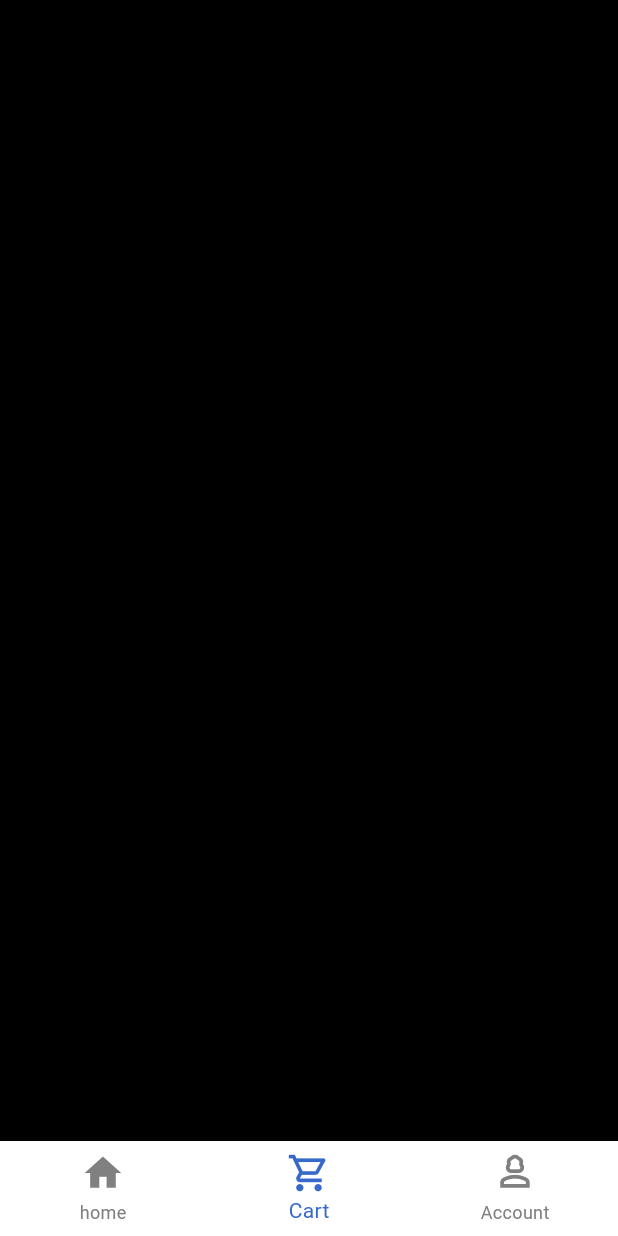
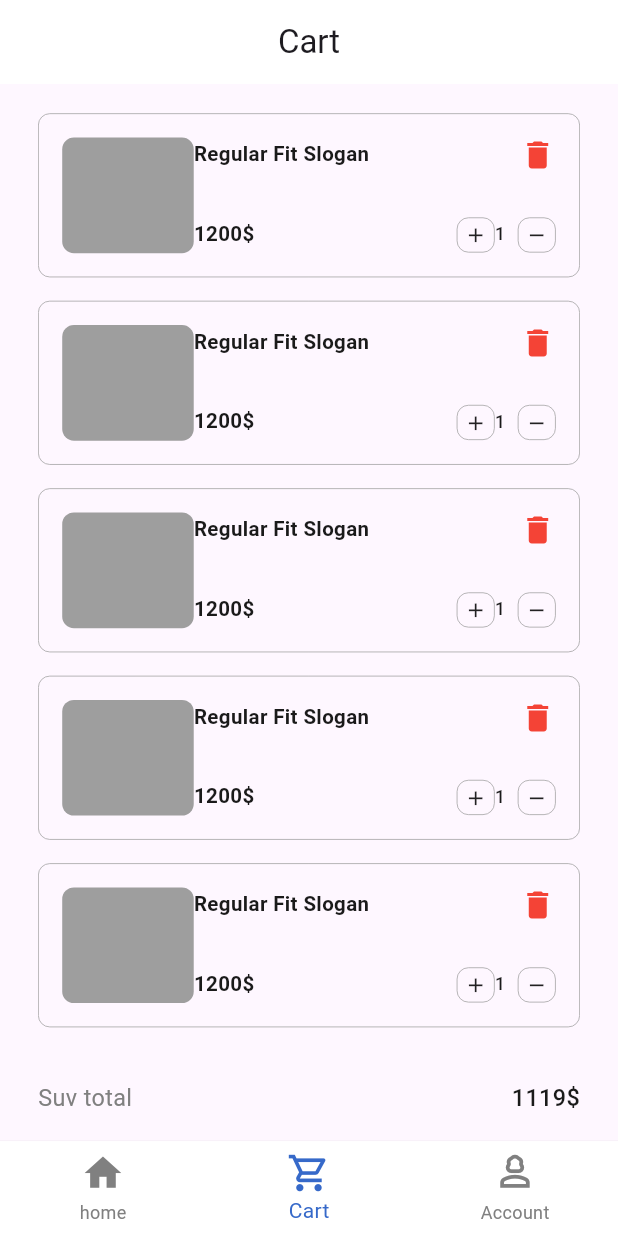
Before and after one commit to OmarKhaled00e/ecommerce_app, a Flutter app: the MainScreen screen opened by its route, item 2 of the bottom bar chosen, on a phone screen of 412 x 824 dp. Run offline on Flutter 3.47's test engine with Material 3 defaults, Android fonts, the phone set to English and light mode, and no system bars; our stand-ins replace flutter_screenutil, google_fonts.

```diff
--- a/lib/core/style/app_text_styles.dart
+++ b/lib/core/style/app_text_styles.dart
@@ -24,6 +24,21 @@ class TextStyles {
     fontWeight: FontWeight.w600,
     color: AppColors.black,
   );
+  static TextStyle textProduct16Regular = GoogleFonts.readexPro(
+    fontSize: 16.sp,
+    fontWeight: FontWeight.w400,
+    color: AppColors.black,
+  );
+  static TextStyle textProduct14SemiBuld = GoogleFonts.readexPro(
+    fontSize: 14.sp,
+    fontWeight: FontWeight.w600,
+    color: AppColors.black,
+  );
+  static TextStyle textProduct12Madiuam = GoogleFonts.readexPro(
+    fontSize: 12.sp,
+    fontWeight: FontWeight.w500,
+    color: AppColors.black,
+  );
   static TextStyle text16Grey = GoogleFonts.readexPro(
     fontSize: 16.sp,
     fontWeight: FontWeight.w400,
--- /dev/null
+++ b/lib/features/cart/cart_screen.dart
@@ -0,0 +1,57 @@
+
+import 'package:ecommerce_app/core/widgets/custom_button.dart';
+import 'package:ecommerce_app/features/cart/widgets/cart_item.dart';
+import 'package:ecommerce_app/features/cart/widgets/title_price_widgets.dart';
+import 'package:flutter/material.dart';
+import 'package:flutter_screenutil/flutter_screenutil.dart';
+
+class CartScreen extends StatelessWidget {
+  const CartScreen({super.key});
+  static const routeName = 'CartScreen';
+  @override
+  Widget build(BuildContext context) {
+    return Scaffold(
+      appBar: AppBar(
+        title: Text('Cart'),
+        centerTitle: true,
+        backgroundColor: Colors.white,
+        leading: Container(),
+      ),
+      body: Padding(
+        padding: EdgeInsets.symmetric(horizontal: 24.w),
+        child: SingleChildScrollView(
+          child: Column(
+            children: [
+              SizedBox(height: 20.h),
+              CartItem(),
+              CartItem(),
+              CartItem(),
+              CartItem(),
+              CartItem(),
+              SizedBox(height: 20.h),
+              TitlePriceWidgets(title: 'Suv total ', price: '1119\$'),
+              TitlePriceWidgets(title: 'VAT (16 %) ', price: '1119\$'),
+              TitlePriceWidgets(title: 'Shipping Fees ', price: '1119\$'),
+              SizedBox(height: 20.h),
+              Divider(),
+              SizedBox(height: 20.h),
+              TitlePrice(title: 'Total', price: '1190 \$'),
+              SizedBox(height: 20.h),
+              CustomButton(
+                iconRight: Icon(
+                  Icons.payment,
+                  color: Colors.white,
+                  size: 16.sp,
+                ),
+
+                text: 'Go to Cheekout',
+                onPressed: () {},
+              ),
+              SizedBox(height: 20.h,),
+            ],
+          ),
+        ),
+      ),
+    );
+  }
+}
--- /dev/null
+++ b/lib/features/cart/widgets/cart_item.dart
@@ -0,0 +1,100 @@
+import 'package:ecommerce_app/core/style/app_text_styles.dart';
+import 'package:flutter/material.dart';
+import 'package:flutter_screenutil/flutter_screenutil.dart';
+
+class CartItem extends StatelessWidget {
+  const CartItem({super.key});
+
+  @override
+  Widget build(BuildContext context) {
+    return Padding(
+      padding: EdgeInsets.only(bottom: 16.h),
+      child: Container(
+        padding: EdgeInsets.all(16.sp),
+        decoration: BoxDecoration(
+          border: Border.all(color: Colors.grey , width: 0.5 ),
+          borderRadius: BorderRadius.circular(8.r),
+        ),
+        child: Row(
+          crossAxisAlignment: CrossAxisAlignment.start,
+          children: [
+            Container(
+              width: 83.w,
+              height: 79.h,
+              decoration: BoxDecoration(
+                borderRadius: BorderRadius.circular(8.r),
+                color: Colors.grey,
+              ),
+
+            ),
+            SizedBox(height: 16.h,),
+            Expanded(
+              child: Column(
+                crossAxisAlignment: CrossAxisAlignment.start,
+                children: [
+                  Row(
+                    mainAxisAlignment: MainAxisAlignment.spaceBetween,
+                    children: [
+                      Text('Regular Fit Slogan' , style: TextStyles.textProduct14SemiBuld,),
+                      Spacer(),
+                      Icon(Icons.delete , color: Colors.red,),
+
+                    ],
+                  ),
+                SizedBox(height: 30.h,),
+                  Row(
+                    children: [
+                      Text(
+                        '1200\$',
+                        style: TextStyles.textProduct14SemiBuld,
+                      ),
+                      Spacer(),
+                      Row(
+                        children: [
+                          InkWell(
+                            onTap: (){},
+                            child: Container(
+                              width: 24.w,
+                              height: 24.h,
+                              alignment: Alignment.center,
+                              decoration: BoxDecoration(
+                                border: Border.all(color: Colors.grey, width: 0.5),
+                                borderRadius: BorderRadius.circular(8.r),
+                              ),
+                              child: Icon(Icons.add , size: 16.sp,),
+                            ),
+                          ),
+                          Text(
+                            '1',
+                            style: TextStyles.textProduct12Madiuam,
+                          ),
+                          SizedBox(width: 8.w,),
+                          InkWell(
+                            onTap: () {
+
+                            },
+                            child: Container(
+                              width: 24.w,
+                              height: 24.h,
+                              alignment: Alignment.center,
+                              decoration: BoxDecoration(
+                                border: Border.all(color: Colors.grey, width: 0.5),
+                                borderRadius: BorderRadius.circular(8.r),
+                              ),
+                              child: Icon(Icons.remove , size: 16.sp,),
+                            ),
+                          ),
+
+                        ],
+                      )
+                    ],
+                  )
+                ],
+              ),
+            )
+          ],
+        ),
+      ),
+    );
+  }
+}
--- /dev/null
+++ b/lib/features/cart/widgets/title_price_widgets.dart
@@ -0,0 +1,46 @@
+import 'package:ecommerce_app/core/style/app_text_styles.dart';
+import 'package:flutter/material.dart';
+import 'package:flutter_screenutil/flutter_screenutil.dart';
+
+class TitlePriceWidgets extends StatelessWidget {
+  const TitlePriceWidgets({super.key, required this.title, required this.price});
+  final String title;
+  final String price;
+
+  @override
+  Widget build(BuildContext context) {
+    return Padding(
+      padding: EdgeInsets.only(bottom: 16.h),
+      child: Row(
+        children: [
+          Text(title , style: TextStyles.text16Grey,),
+          Spacer(),
+          Text(price , style: TextStyles.text16Mediuam,),
+        ],
+      ),
+    );
+  }
+}
+
+
+
+
+class TitlePrice extends StatelessWidget {
+  const TitlePrice({super.key, required this.title, required this.price});
+  final String title;
+  final String price;
+
+  @override
+  Widget build(BuildContext context) {
+    return Padding(
+      padding: EdgeInsets.only(bottom: 16.h),
+      child: Row(
+        children: [
+          Text(title , style: TextStyles.text16Mediuam,),
+          Spacer(),
+          Text(price , style: TextStyles.text16Grey,),
+        ],
+      ),
+    );
+  }
+}
--- a/lib/features/home/home_screen.dart
+++ b/lib/features/home/home_screen.dart
@@ -56,7 +56,7 @@ class HomeScreen extends StatelessWidget {
                 crossAxisCount: 2,
                 mainAxisSpacing: 16.sp,
                 crossAxisSpacing: 16.sp,
-                childAspectRatio: 0.75,
+                childAspectRatio: 0.8,
               ),
               children: [
                 ProductItem(title: 'shose', price: '1150\$'),
--- a/lib/features/main/main_screen.dart
+++ b/lib/features/main/main_screen.dart
@@ -1,4 +1,6 @@
 import 'package:ecommerce_app/core/style/app_colors.dart';
+import 'package:ecommerce_app/features/account/account_screen.dart';
+import 'package:ecommerce_app/features/cart/cart_screen.dart';
 import 'package:ecommerce_app/features/home/home_screen.dart';
 import 'package:flutter/material.dart';
 import 'package:flutter_screenutil/flutter_screenutil.dart';
@@ -14,8 +16,8 @@ class _MainScreenState extends State<MainScreen> {
   int currentIndex = 0;
   List<Widget> screens = [
     HomeScreen(),
-    Container(color: Colors.black),
-    Container(color: Colors.red),
+    CartScreen(),
+    AccountScreen(),
   ];
   @override
   Widget build(BuildContext context) {
```
Also changed, not shown: lib/core/style/assets.dart (added, +24 -0 lines), lib/core/widgets/custom_button.dart (+7 -2 lines), lib/features/account/account_screen.dart (added, +90 -0 lines), lib/features/account/widgets/account_item.dart (added, +34 -0 lines), pubspec.yaml (+9 -3 lines), assets/images/Address.png (added), assets/images/Box.png (added), assets/images/Details.png (added), assets/images/Headphones.png (added), assets/images/Question.png (added).
